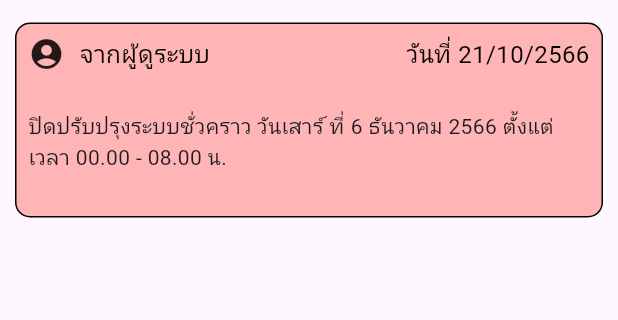
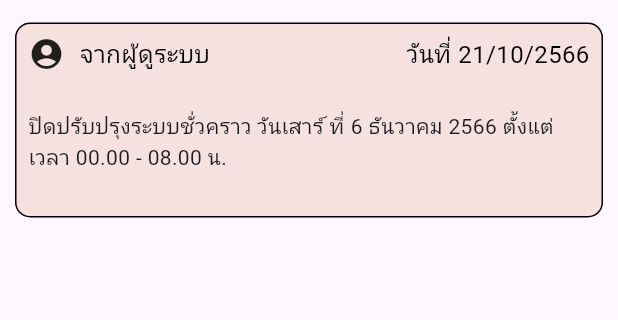
Before and after one commit to peerapattop/swapItem-project, a Flutter app: the NotificationD screen opened directly, on a phone screen of 412 x 824 dp, the part 60-380 px from its top. Run offline on Flutter 3.47's test engine with Material 3 defaults, Android fonts, the phone set to English and light mode, and no system bars; our stand-ins replace firebase_auth, firebase_core, firebase_database, firebase_storage, image_picker; accounts and stored records are empty; network calls fail.

Commit message:
Update notification_page.dart

```diff
--- a/lib/notification_page.dart
+++ b/lib/notification_page.dart
@@ -42,7 +42,7 @@ class _NotificationDState extends State<NotificationD> {
                       color: Colors.black,
                       width: 1.0,
                     ),
-                    color: Color.fromARGB(255, 255, 181, 181)              ),
+                    color: Color.fromARGB(255, 246, 225, 225)              ),
                   child: Column(
                     children: [
                       Row(
```
